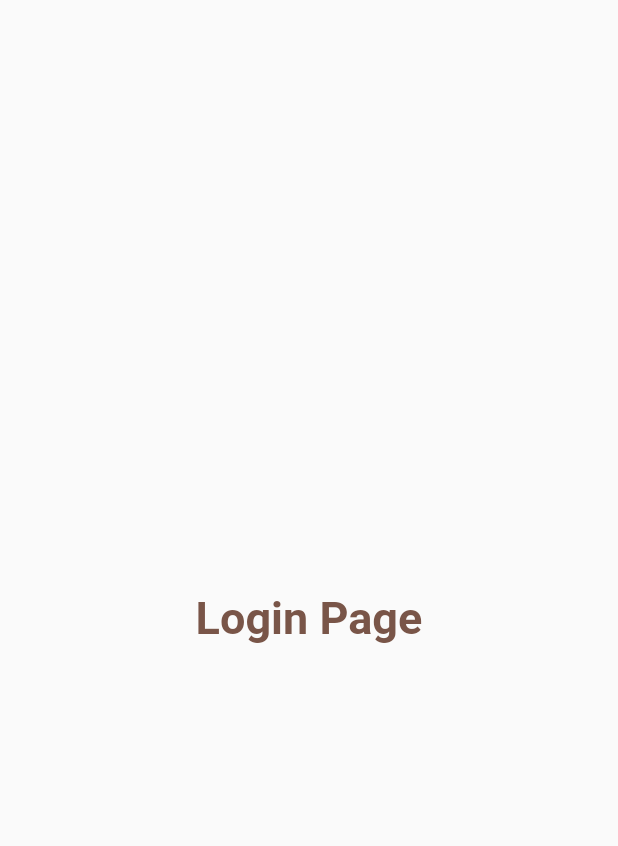
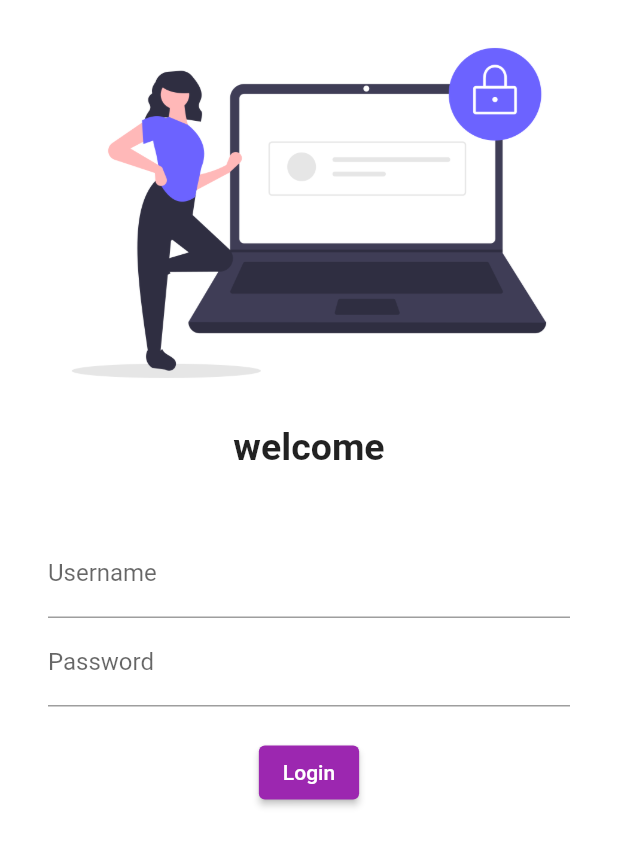
Before and after one commit to Pijush2003/Tutpur, a Flutter app: the screen it shows after launch, on a phone screen of 412 x 824 dp. Shown: the top 846 px of the screen. Run offline on Flutter 3.47's test engine with Material 2 defaults, Android fonts, the phone set to English and light mode, and no system bars.

Commit message:
day4 completed

```diff
--- a/lib/login_page.dart
+++ b/lib/login_page.dart
@@ -4,16 +4,66 @@ class LoginPage extends StatelessWidget {
   @override
   Widget build(BuildContext context) {
     return Material(
-      child: Center(
-        child: Text(
-          "Login Page",
+        color: Colors.white,
+        child: Column(
+          children: [
+            Image.asset(
+              "assets/images/login_image.png",
+              fit: BoxFit.cover,
+            ),
+            Text(
+              "welcome",
               style: TextStyle(
-            fontSize: 30,
-            color: Colors.brown,
+                fontSize: 25,
                 fontWeight: FontWeight.bold,
               ),
             ),
+            SizedBox(
+              height: 20,
             ),
+            Padding(
+              padding: const EdgeInsets.symmetric(vertical: 20, horizontal: 32),
+              child: Column(
+                children: [
+                  TextFormField(
+                    decoration: InputDecoration(
+                      hintText: "EnterUsername",
+                      labelText: "Username",
+                    ),
+                  ),
+                  TextFormField(
+                    obscureText: true,
+                    decoration: InputDecoration(
+                      hintText: "Enter Password",
+                      labelText: "Password",
+                    ),
+                  ),
+                  SizedBox(
+                    height: 20.0,
+                  ),
+                  ElevatedButton(
+                    onPressed: () {
+                      print("HI Tutpur");
+                    },
+                    child: Text("Login"),
+                    style: TextButton.styleFrom(),
+                  )
+                ],
+              ),
+            ),
+          ],
+        )
+
+        // child: Center(
+        // child: Text(
+        // "Login Page",
+        //style: TextStyle(
+        //fontSize: 30,
+        //color: Colors.brown,
+        //fontWeight: FontWeight.bold,
+        //),
+        //),
+        //),
         );
   }
 }
--- a/pubspec.yaml
+++ b/pubspec.yaml
@@ -59,8 +59,8 @@ flutter:
   uses-material-design: true
 
   # To add assets to your application, add an assets section, like this:
-  # assets:
-  #   - images/a_dot_burr.jpeg
+  assets:
+    - assets/images/
   #   - images/a_dot_ham.jpeg
 
   # An image asset can refer to one or more resolution-specific "variants", see
```
Also changed, not shown: assets/images/login_image.png (added). Lines whose indentation alone changed are shown as unchanged.
